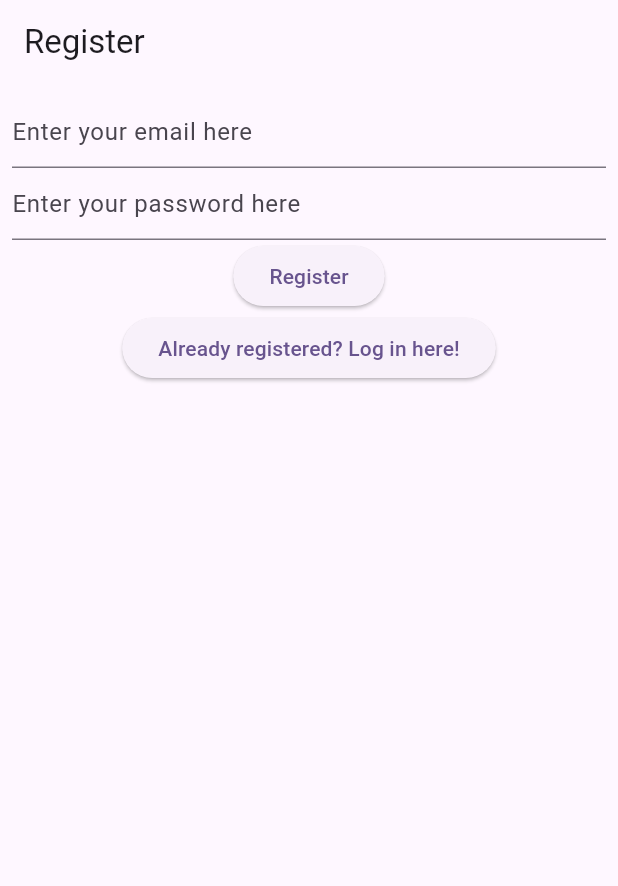
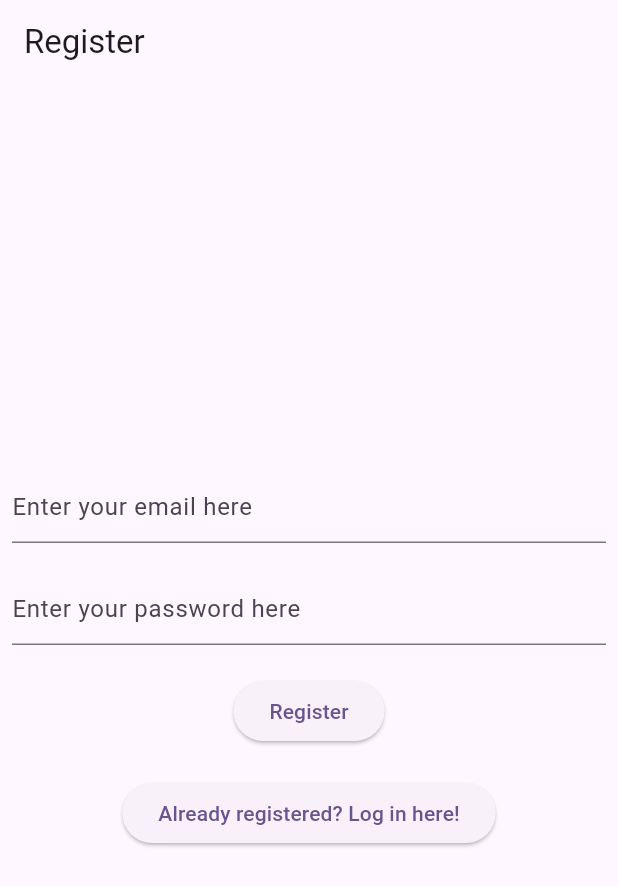
Before and after one commit to Wolfram-180/iu_dlbcsemse02_task3_journal_app, a Flutter app: the screen it shows after launch, after a tap on "Not registered yet? Register here!", on a phone screen of 412 x 824 dp. Shown: the top 886 px of the screen. Run offline on Flutter 3.47's test engine with Material 3 defaults, Android fonts, the light colour scheme and no system bars; our stand-ins replace cloud_firestore, firebase_auth, firebase_core, firebase_storage, flutter_hooks, flutter_mobx and 2 more; accounts and stored records are empty; generated files the repository leaves out were written again; network calls fail.

```diff
--- a/lib/views/login_view.dart
+++ b/lib/views/login_view.dart
@@ -10,11 +10,11 @@ class LoginView extends HookWidget {
   @override
   Widget build(BuildContext context) {
     final emailController = useTextEditingController(
-      text: 'foobar@gmail.com'.ifDebugging,
+      text: 'sergei.ulvis@gmail.com'.ifDebugging,
     );
 
     final passwordController = useTextEditingController(
-      text: 'foobarbaz'.ifDebugging,
+      text: 'dabracababra'.ifDebugging,
     );
 
     return Scaffold(
@@ -26,6 +26,7 @@ class LoginView extends HookWidget {
       body: Padding(
         padding: const EdgeInsets.all(8.0),
         child: Column(
+          mainAxisAlignment: MainAxisAlignment.center,
           children: [
             TextField(
               controller: emailController,
@@ -35,6 +36,9 @@ class LoginView extends HookWidget {
               keyboardType: TextInputType.emailAddress,
               keyboardAppearance: Brightness.dark,
             ),
+            const SizedBox(
+              height: 20,
+            ),
             TextField(
               controller: passwordController,
               decoration: const InputDecoration(
@@ -43,6 +47,9 @@ class LoginView extends HookWidget {
               keyboardAppearance: Brightness.dark,
               obscureText: true,
               obscuringCharacter: '*',
+            ),
+            const SizedBox(
+              height: 20,
             ),
             ElevatedButton(
               child: const Text('Log in'),
@@ -54,6 +61,9 @@ class LoginView extends HookWidget {
                       password: password,
                     );
               },
+            ),
+            const SizedBox(
+              height: 20,
             ),
             ElevatedButton(
               child: const Text('Not registered yet? Register here!'),
--- a/lib/views/register_view.dart
+++ b/lib/views/register_view.dart
@@ -26,6 +26,7 @@ class RegisterView extends HookWidget {
       body: Padding(
         padding: const EdgeInsets.all(8.0),
         child: Column(
+          mainAxisAlignment: MainAxisAlignment.center,
           children: [
             TextField(
               controller: emailController,
@@ -35,6 +36,9 @@ class RegisterView extends HookWidget {
               keyboardType: TextInputType.emailAddress,
               keyboardAppearance: Brightness.dark,
             ),
+            const SizedBox(
+              height: 20,
+            ),
             TextField(
               controller: passwordController,
               decoration: const InputDecoration(
@@ -43,6 +47,9 @@ class RegisterView extends HookWidget {
               keyboardAppearance: Brightness.dark,
               obscureText: true,
               obscuringCharacter: '*',
+            ),
+            const SizedBox(
+              height: 20,
             ),
             ElevatedButton(
               child: const Text('Register'),
@@ -54,6 +61,9 @@ class RegisterView extends HookWidget {
                       password: password,
                     );
               },
+            ),
+            const SizedBox(
+              height: 20,
             ),
             ElevatedButton(
               child: const Text('Already registered? Log in here!'),
```
Also changed, not shown: lib/views/entries_list_view.dart (+8 -3 lines), lib/views/entries_view.dart (+12 -12 lines).
